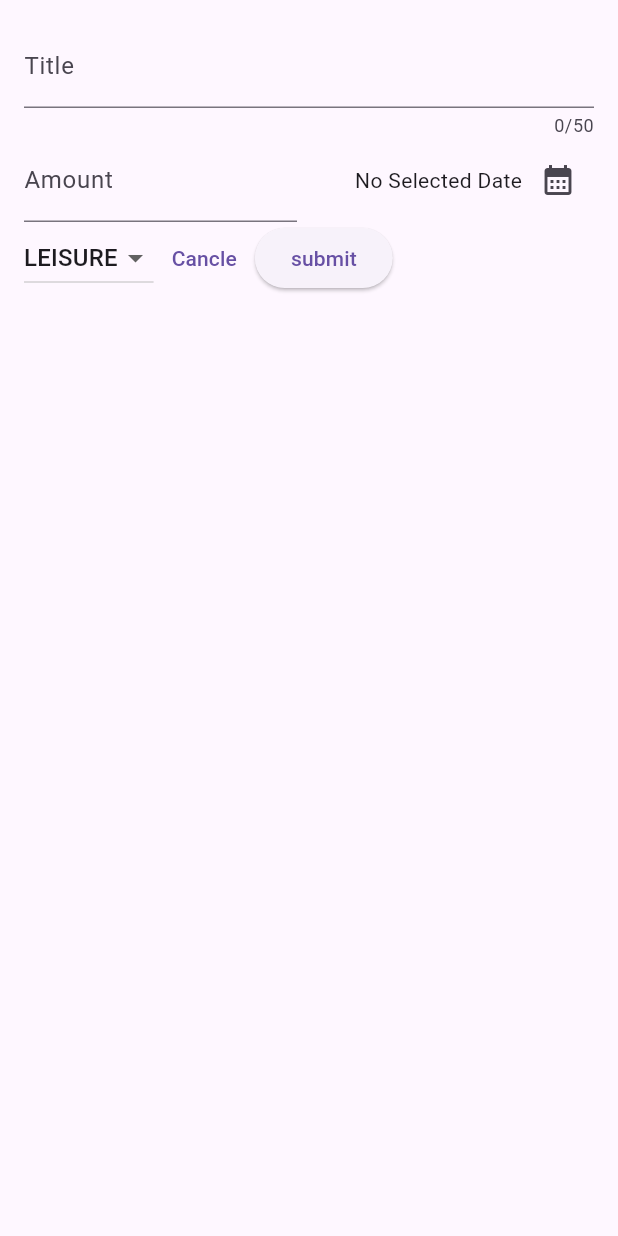
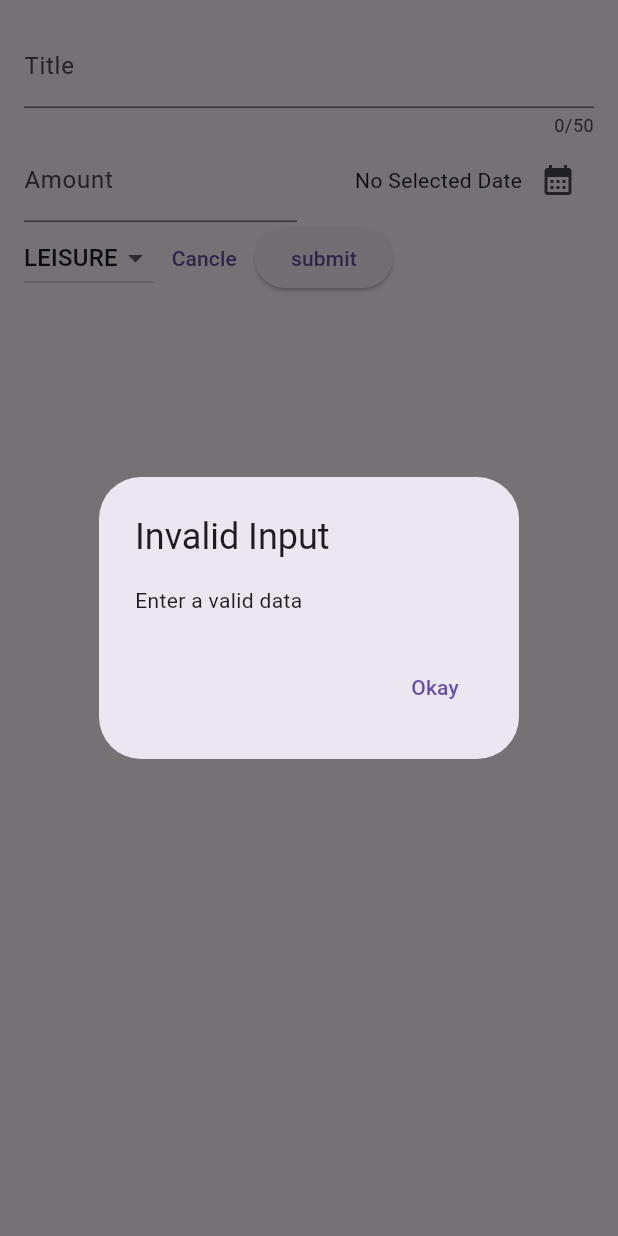
Before and after one commit to hamzaKabdallah/flutter-tutorial-third-part--expense-tracker-app, a Flutter app: the NewExpense widget shown alone on an empty page, opened directly, after a tap on "submit", on a phone screen of 412 x 824 dp. Run offline on Flutter 3.47's test engine with Material 2 defaults, Android fonts, the phone set to English and light mode, and no system bars.

Commit message:
show alert dialog if there missing in the form data

```diff
--- a/lib/widgents/new_expense.dart
+++ b/lib/widgents/new_expense.dart
@@ -39,8 +39,31 @@ class _NewExpenseState extends State<NewExpense> {
   }
 
   void _onSubmitPress() {
-    print(_titleController.text);
-    print(_amountController.text);
+    final double? enteredAmount =
+        double.tryParse(_amountController.text.trim());
+    final isAmountValid = enteredAmount != null && enteredAmount >= 0;
+
+    if (!isAmountValid ||
+        _titleController.text.trim().isEmpty ||
+        selectedDate == null) {
+      showDialog(
+          context: context,
+          builder: (ctx) => AlertDialog(
+                title: const Text('Invalid Input'),
+                content: const Text('Enter a valid data'),
+                actions: [
+                  TextButton(
+                    child: const Text(
+                      'Okay',
+                    ),
+                    onPressed: () {
+                      Navigator.pop(ctx);
+                    },
+                  )
+                ],
+              ));
+      return;
+    }
   }
 
   @override
```
